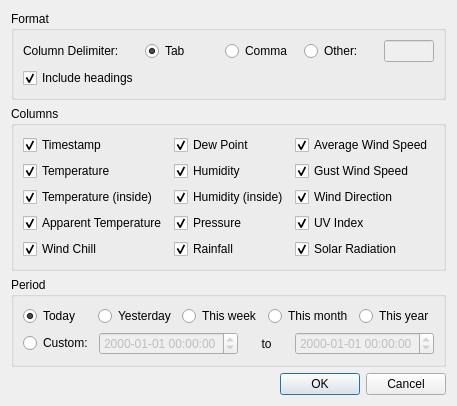
The window that desktop/exportdialog.ui (davidrg/zxweather) describes before a commit, drawn with Qt 5.
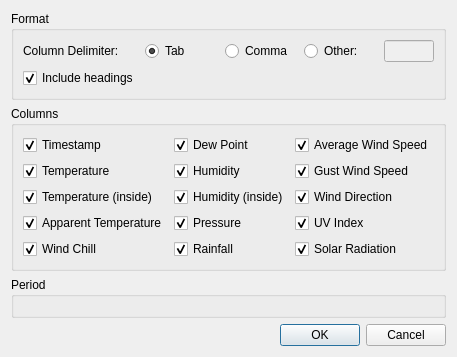
The same window after the commit. Icons and pictures are not drawn. Custom widgets are drawn as their Qt base class.

Commit message: Use timespan widget in export dialog

The edit to the form file:
```diff
--- a/desktop/exportdialog.ui
+++ b/desktop/exportdialog.ui
@@ -259,89 +259,7 @@
      </property>
      <layout class="QGridLayout" name="gridLayout_3">
       <item row="0" column="0">
-       <widget class="QRadioButton" name="rbTToday">
-        <property name="text">
-         <string>Today</string>
-        </property>
-        <property name="checked">
-         <bool>true</bool>
-        </property>
-       </widget>
-      </item>
-      <item row="0" column="1">
-       <widget class="QRadioButton" name="rbTYesterday">
-        <property name="text">
-         <string>Yesterday</string>
-        </property>
-       </widget>
-      </item>
-      <item row="0" column="2">
-       <widget class="QRadioButton" name="rbTThisWeek">
-        <property name="text">
-         <string>This week</string>
-        </property>
-       </widget>
-      </item>
-      <item row="0" column="3">
-       <widget class="QRadioButton" name="rbTThisMonth">
-        <property name="text">
-         <string>This month</string>
-        </property>
-       </widget>
-      </item>
-      <item row="0" column="4">
-       <widget class="QRadioButton" name="rbTThisYear">
-        <property name="text">
-         <string>This year</string>
-        </property>
-       </widget>
-      </item>
-      <item row="1" column="0" colspan="5">
-       <layout class="QHBoxLayout" name="horizontalLayout">
-        <item>
-         <widget class="QRadioButton" name="rbTCustom">
-          <property name="text">
-           <string>Custom:</string>
-          </property>
-         </widget>
-        </item>
-        <item>
-         <widget class="QDateTimeEdit" name="startTime">
-          <property name="enabled">
-           <bool>false</bool>
-          </property>
-          <property name="displayFormat">
-           <string>yyyy-MM-dd hh:mm:ss</string>
-          </property>
-         </widget>
-        </item>
-        <item>
-         <widget class="QLabel" name="label">
-          <property name="sizePolicy">
-           <sizepolicy hsizetype="Minimum" vsizetype="Preferred">
-            <horstretch>0</horstretch>
-            <verstretch>0</verstretch>
-           </sizepolicy>
-          </property>
-          <property name="text">
-           <string>to</string>
-          </property>
-          <property name="alignment">
-           <set>Qt::AlignCenter</set>
-          </property>
-         </widget>
-        </item>
-        <item>
-         <widget class="QDateTimeEdit" name="endTime">
-          <property name="enabled">
-           <bool>false</bool>
-          </property>
-          <property name="displayFormat">
-           <string>yyyy-MM-dd hh:mm:ss</string>
-          </property>
-         </widget>
-        </item>
-       </layout>
+       <widget class="TimespanWidget" name="timespan" native="true"/>
       </item>
      </layout>
     </widget>
@@ -358,6 +276,14 @@
    </item>
   </layout>
  </widget>
+ <customwidgets>
+  <customwidget>
+   <class>TimespanWidget</class>
+   <extends>QWidget</extends>
+   <header>timespanwidget.h</header>
+   <container>1</container>
+  </customwidget>
+ </customwidgets>
  <tabstops>
   <tabstop>rbTabDelimited</tabstop>
   <tabstop>rbCommaDelimited</tabstop>
```
Left out of the diff: 8 changed lines with no effect on the pictures. The commit also changes 2 other files.
